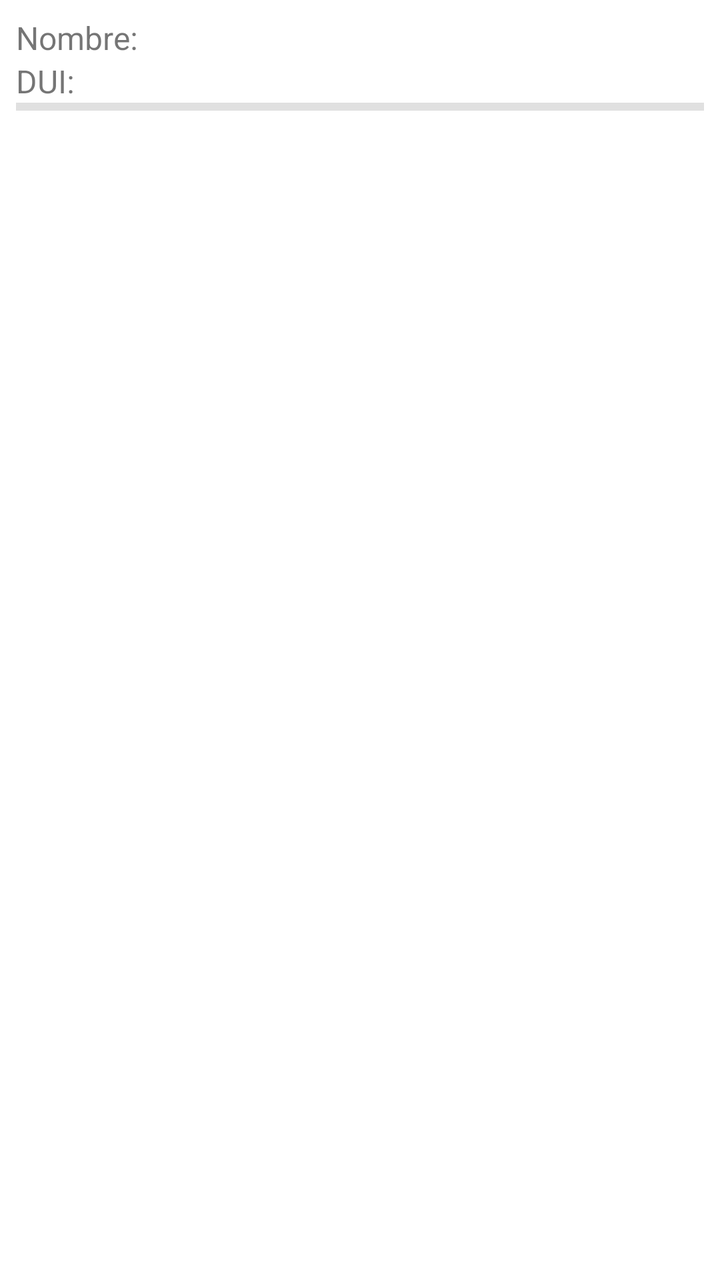
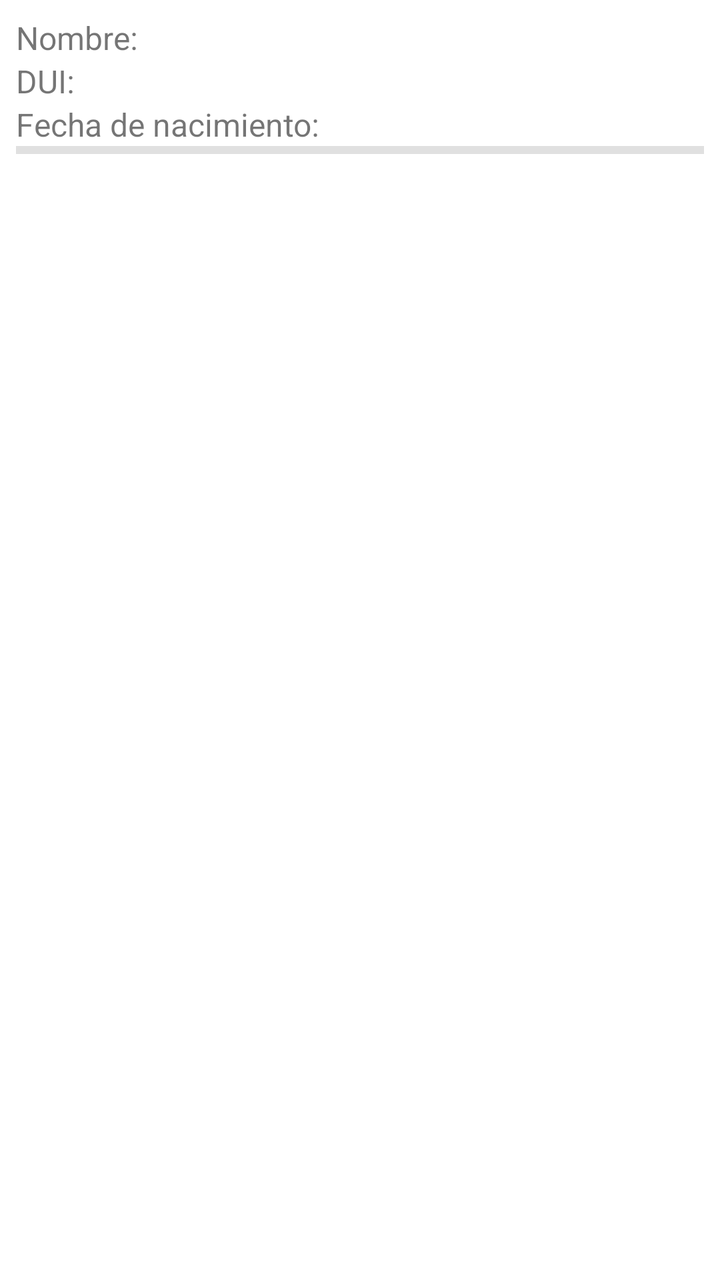

The first picture is an Android layout as it rendered before a commit; the second is the same layout after the commit. The layout source and the unified diff follow.
<!-- AndroidManifest.xml: application theme Theme.Guia08_FirebaseDBRealTime -->
<!-- res/layout/persona_layout.xml -->
<?xml version="1.0" encoding="utf-8"?>
<LinearLayout xmlns:android="http://schemas.android.com/apk/res/android"
    android:layout_width="match_parent"
    android:layout_height="wrap_content"
    android:orientation="vertical"
    android:padding="8dp">

    <TextView
        android:id="@+id/tvNombre"
        android:layout_width="wrap_content"
        android:layout_height="wrap_content"
        android:text="Nombre: "
        android:textSize="16sp" />

    <TextView
        android:id="@+id/tvDUI"
        android:layout_width="wrap_content"
        android:layout_height="wrap_content"
        android:text="DUI: "
        android:textSize="16sp" />

    <View style="@style/Divider" />

</LinearLayout>
<!-- resources referenced by this layout -->
<resources>
  <style name="Divider">
          <item name="android:layout_width">match_parent</item>
          <item name="android:layout_height">4dp</item>
          <item name="android:background">?android:attr/listDivider</item>
      </style>
  <style name="Theme.Guia08_FirebaseDBRealTime" parent="Base.Theme.Guia08_FirebaseDBRealTime" />
  <style name="Base.Theme.Guia08_FirebaseDBRealTime" parent="Theme.MaterialComponents.DayNight.DarkActionBar">
          <item name="colorPrimary">@color/purple_500</item>
          <item name="colorPrimaryVariant">@color/purple_700</item>
          <item name="colorOnPrimary">@color/white</item>
  
          
          <item name="colorSecondary">@color/teal_200</item>
          <item name="colorSecondaryVariant">@color/teal_700</item>
          <item name="colorOnSecondary">@color/black</item>
  
          
          <item name="android:statusBarColor">?attr/colorPrimaryVariant</item>
      </style>
  <color name="purple_500">#FF6200EE</color>
  <color name="purple_700">#FF3700B3</color>
  <color name="white">#FFFFFFFF</color>
  <color name="teal_200">#FF03DAC5</color>
  <color name="teal_700">#FF018786</color>
  <color name="black">#FF000000</color>
</resources>

<!-- the commit's change to res/layout/persona_layout.xml (unified diff, before → after) -->
@@ -19,6 +19,13 @@
         android:text="DUI: "
         android:textSize="16sp" />
 
+    <TextView
+        android:id="@+id/tvFechaNacimiento"
+        android:layout_width="wrap_content"
+        android:layout_height="wrap_content"
+        android:text="Fecha de nacimiento: "
+        android:textSize="16sp" />
+
     <View style="@style/Divider" />
 
 </LinearLayout>
